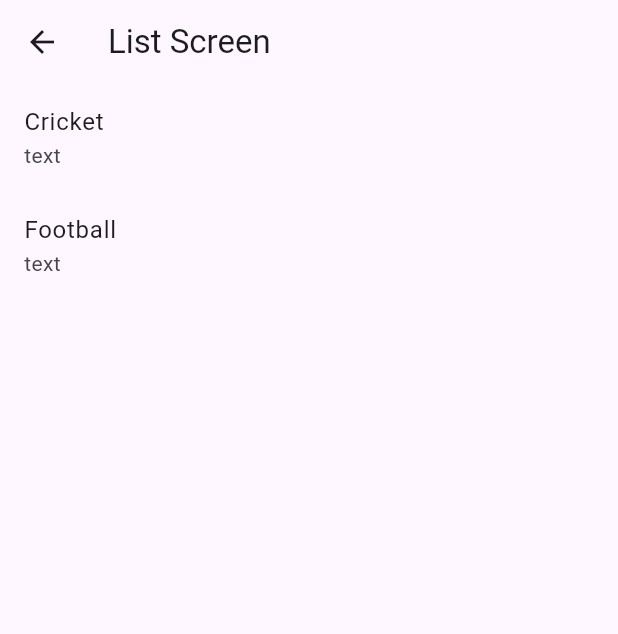
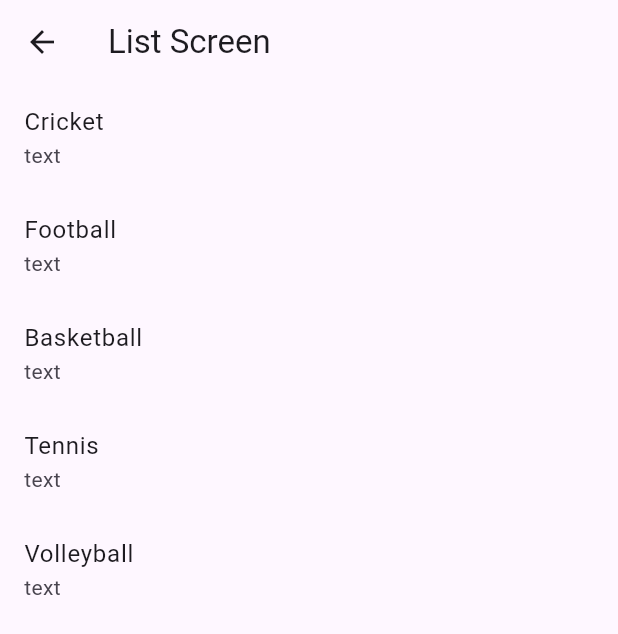
Before and after one commit to AnJasid/game_info, a Flutter app: the ListScreen screen opened directly, on a phone screen of 412 x 824 dp. Shown: the top 634 px of the screen. Run offline on Flutter 3.47's test engine with Material 3 defaults, Android fonts, the phone set to English and light mode, and no system bars.

Commit message:
update sport data: add some sports to the list

```diff
--- a/lib/sport_list/sport_data.dart
+++ b/lib/sport_list/sport_data.dart
@@ -10,5 +10,17 @@ class SportData {
       title: 'Football',
       text: 'text',
     ),
+    const Sport(
+      title: 'Basketball',
+      text: 'text',
+    ),
+    const Sport(
+      title: 'Tennis',
+      text: 'text',
+    ),
+    const Sport(
+      title: 'Volleyball',
+      text: 'text',
+    ),
   ];
 }
```
